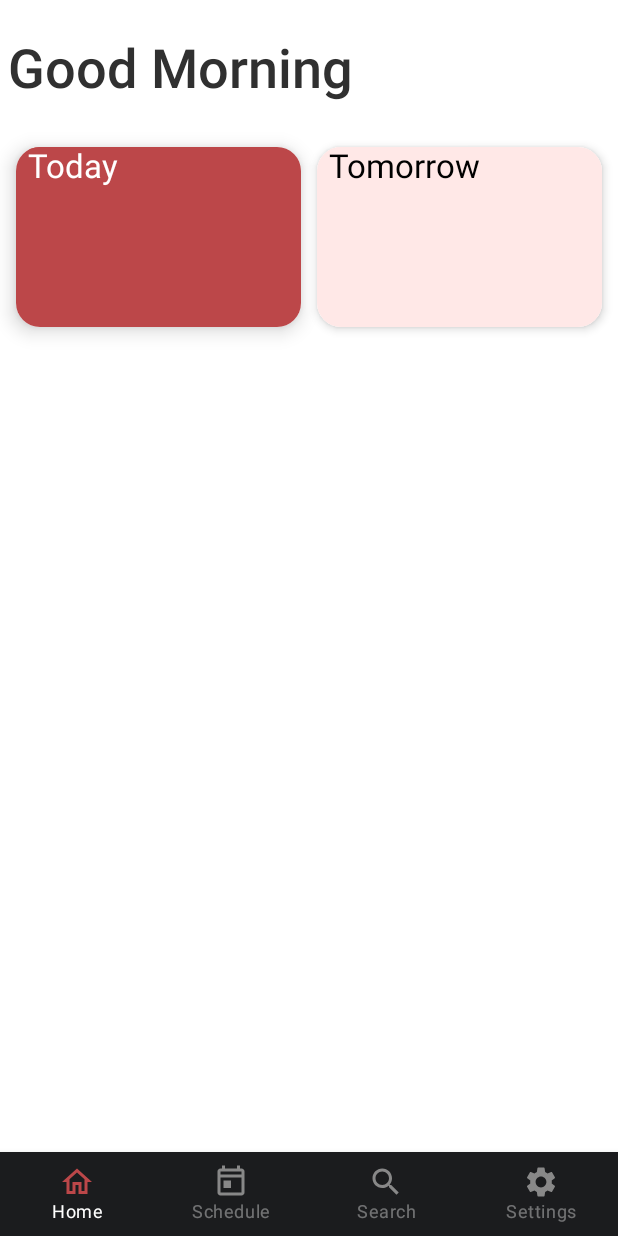
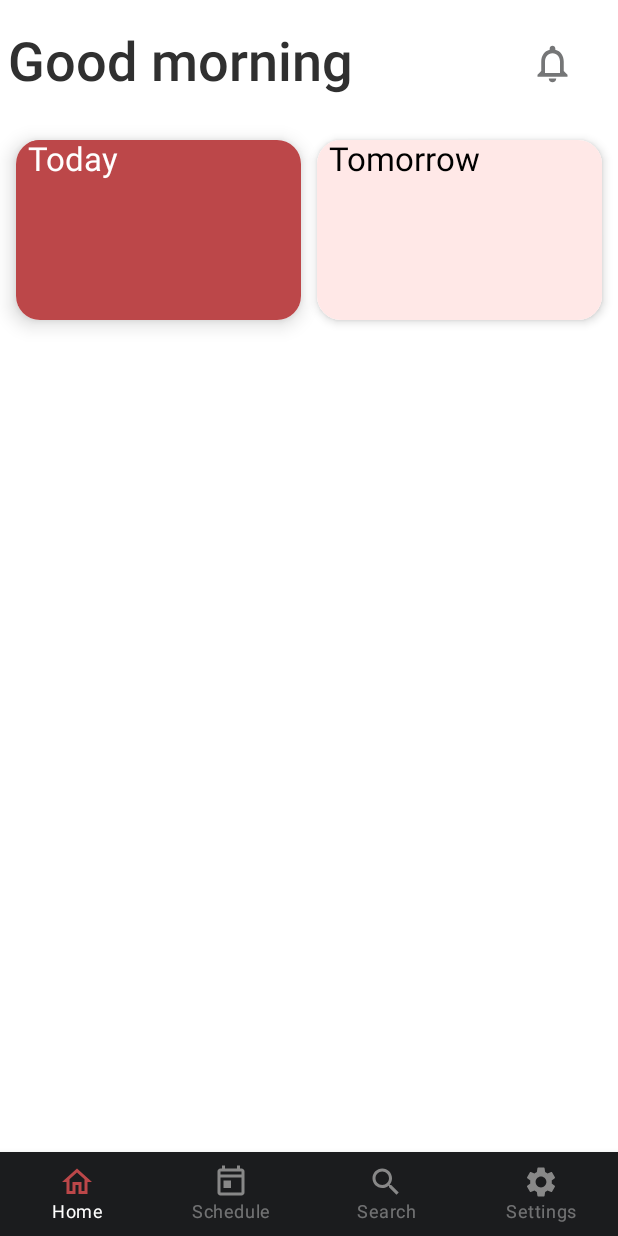
Before and after one commit to GISSIAH/Blackout-v2, an Android app built with Jetpack Compose: the MainActivity screen opened directly, with no data from a screen before it, on a phone screen of 412 x 824 dp. Run offline under Robolectric (Android 15) with nearby library versions, the phone set to English and light mode, and no system bars; our stand-ins replace accompanist; 1 statement that could not run was skipped.

```diff
--- a/app/src/main/java/com/example/bottomnavbardemo/BottomNavGraph.kt
+++ b/app/src/main/java/com/example/bottomnavbardemo/BottomNavGraph.kt
@@ -4,11 +4,8 @@ import androidx.compose.runtime.Composable
 import androidx.navigation.NavHostController
 import androidx.navigation.compose.NavHost
 import androidx.navigation.compose.composable
-import com.example.bottomnavbardemo.screens.FullScreen
-import com.example.bottomnavbardemo.screens.HomeScreen
-
-import com.example.bottomnavbardemo.screens.MapScreen
-import com.example.bottomnavbardemo.screens.SettingsScreen
+import com.example.bottomnavbardemo.navigation.AllScreens
+import com.example.bottomnavbardemo.screens.*
 
 @Composable
 fun BottomNavGraph(navController: NavHostController) {
@@ -17,7 +14,7 @@ fun BottomNavGraph(navController: NavHostController) {
         startDestination = BottomBarScreen.Home.route
     ) {
         composable(route = BottomBarScreen.Home.route) {
-            HomeScreen()
+            HomeScreen(navController)
         }
         composable(route = BottomBarScreen.Full.route) {
             FullScreen()
@@ -28,5 +25,9 @@ fun BottomNavGraph(navController: NavHostController) {
         composable(route = BottomBarScreen.Settings.route) {
             SettingsScreen()
         }
+        composable(route = AllScreens.Notifications.route) {
+            NotificationScreen(navController)
+        }
+
     }
 }
--- /dev/null
+++ b/app/src/main/java/com/example/bottomnavbardemo/navigation/AllScreens.kt
@@ -0,0 +1,6 @@
+package com.example.bottomnavbardemo.navigation
+
+sealed class AllScreens(val route:String){
+    object Home:AllScreens(route="home")
+    object Notifications:AllScreens(route="notifications")
+}
--- a/app/src/main/java/com/example/bottomnavbardemo/screens/Home.kt
+++ b/app/src/main/java/com/example/bottomnavbardemo/screens/Home.kt
@@ -2,6 +2,7 @@ package com.example.bottomnavbardemo.screens
 
 import android.content.ContentValues.TAG
 import android.content.Context
+import android.content.Intent
 import android.preference.PreferenceManager
 import android.provider.Settings.Global.getString
 import android.util.Log
@@ -14,21 +15,30 @@ import androidx.compose.foundation.lazy.items
 import androidx.compose.foundation.shape.CornerSize
 import androidx.compose.foundation.shape.RoundedCornerShape
 import androidx.compose.material.*
+import androidx.compose.material.icons.Icons
+import androidx.compose.material.icons.outlined.Notifications
+import androidx.compose.material.icons.outlined.Search
 import androidx.compose.runtime.*
 import androidx.compose.runtime.snapshots.SnapshotStateList
 import androidx.compose.ui.Alignment
 import androidx.compose.ui.Modifier
+import androidx.compose.ui.draw.alpha
 import androidx.compose.ui.geometry.Offset
 import androidx.compose.ui.graphics.Brush
 import androidx.compose.ui.graphics.Color
 import androidx.compose.ui.platform.LocalContext
 import androidx.compose.ui.tooling.preview.Preview
 import androidx.compose.ui.unit.dp
+import androidx.core.content.ContextCompat.startActivity
 import androidx.lifecycle.ViewModel
 import androidx.lifecycle.viewModelScope
+import androidx.navigation.NavController
+import com.example.bottomnavbardemo.MainActivity
 import com.example.bottomnavbardemo.R
 import com.example.bottomnavbardemo.api.ServiceBuilder
 import com.example.bottomnavbardemo.models.blackoutModel
+import com.example.bottomnavbardemo.navigation.AllScreens
+import com.example.bottomnavbardemo.ui.theme.Gray900
 import com.example.bottomnavbardemo.ui.theme.Red
 import com.example.bottomnavbardemo.ui.theme.ShimmerColorShades
 import com.example.bottomnavbardemo.ui.theme.lightRed
@@ -48,31 +58,44 @@ fun getToken(){
 
 }
 @Composable
-    fun HomeScreen() {
+    fun HomeScreen(
+    navController: NavController
+
+    ) {
         Box(
             modifier = Modifier
                 .fillMaxSize()
         ) {
-            TopSection()
+            TopSection(navController)
         }
     }
     @Composable
     @Preview
     fun HomeScreenPreview() {
-        TopSection()
+
     }
     @Composable
-    fun TopSection(){
+    fun TopSection(navController: NavController){
         val context = LocalContext.current
         val group =  getGroupName(context)
 
         if (group != null) {
-            Column(modifier = Modifier.padding(vertical = 20.dp)){
+            Column(modifier = Modifier.padding(vertical = 15.dp).fillMaxWidth()){
                 val textPaddingModifier  = Modifier.padding(5.dp)
-                Text(text = getGreeting(),
-                    modifier = textPaddingModifier,
-                    style= MaterialTheme.typography.h1
-                )
+                Row(modifier = Modifier.fillMaxWidth(),horizontalArrangement = Arrangement.SpaceBetween,verticalAlignment = Alignment.CenterVertically) {
+                    Text(text = getGreeting(),
+                        modifier = textPaddingModifier,
+                        style= MaterialTheme.typography.h1
+                    )
+                    IconButton(
+                        modifier=Modifier.alpha(ContentAlpha.medium).padding(horizontal = 20.dp),
+                        onClick = {
+                            navController.navigate(route = AllScreens.Notifications.route)
+                        }) {
+                        Icon(modifier = Modifier.size(30.dp),imageVector = Icons.Outlined.Notifications,contentDescription = "Notification Icon",tint= Gray900)
+                    }
+                }
+
 
                 Row(modifier = Modifier
                     .fillMaxWidth(5f)
@@ -234,7 +257,6 @@ class TomorrowBlackoutModel(group:String,context:Context) : ViewModel() {
             .launch {
                 val calendar: Calendar = Calendar.getInstance()
                 val day: Int = calendar.get(Calendar.DAY_OF_WEEK)-1
-                Toast.makeText(context, day.toString() , Toast.LENGTH_SHORT).show()
                 val requestCall : Call<DayGroupSchedule>? = ServiceBuilder.api.getDayGroupSchedule(day,group.uppercase())
                 if (requestCall != null) {
                     requestCall.enqueue(object: Callback<DayGroupSchedule> {
@@ -244,7 +266,6 @@ class TomorrowBlackoutModel(group:String,context:Context) : ViewModel() {
                         ) {
 
                             val blackoutTime = response.body()?.time
-                            Toast.makeText(context, response.body().toString() , Toast.LENGTH_SHORT).show()
                             if (blackoutTime != null) {
                                 blackoutCards.clear()
                                 blackoutCards.addAll(blackoutTime.times)
@@ -264,15 +285,15 @@ fun getGreeting():String{
     val now: LocalTime = LocalTime.now()
 
     if(now.hour in 6..12){
-        return "Good Morning"
+        return "Good morning"
     }
     else if(now.hour in 12..18){
-        return "Good Afternoon"
+        return "Good afternoon"
     }
     else if(now.hour in 18..23){
-        return "Good Evening"
+        return "Good evening"
     }
-    return "Welcome Back"
+    return "Welcome back"
 }
 fun getGroupName(context: Context): String? {
     val sharedPreferences = PreferenceManager.getDefaultSharedPreferences(context)
--- a/app/src/main/java/com/example/bottomnavbardemo/screens/Welcome.kt
+++ b/app/src/main/java/com/example/bottomnavbardemo/screens/Welcome.kt
@@ -14,20 +14,17 @@ import android.widget.ProgressBar
 import android.widget.Toast
 import androidx.activity.ComponentActivity
 import androidx.activity.compose.setContent
-import androidx.compose.foundation.background
 import androidx.compose.foundation.layout.*
 import androidx.compose.material.*
 import androidx.compose.runtime.Composable
 import androidx.compose.ui.Alignment
 import androidx.compose.ui.Modifier
-import androidx.compose.ui.graphics.Color
 import androidx.compose.ui.graphics.Color.Companion.White
 import androidx.compose.ui.platform.LocalContext
 import androidx.compose.ui.text.style.TextAlign
 import androidx.compose.ui.tooling.preview.Preview
 import androidx.compose.ui.unit.dp
 import androidx.core.app.ActivityCompat
-import androidx.core.content.ContextCompat.startActivity
 import com.example.bottomnavbardemo.MainActivity
 import com.example.bottomnavbardemo.api.ServiceBuilder
 import com.example.bottomnavbardemo.screens.ui.theme.BottomNavBarDemoTheme
```
Also changed, not shown: app/build.gradle (+9 -0 lines), app/src/main/AndroidManifest.xml (+7 -0 lines), app/src/main/java/com/example/bottomnavbardemo/MainActivity.kt (+1 -13 lines), app/src/main/java/com/example/bottomnavbardemo/MyFirebaseMessagingService.kt (+19 -56 lines), app/src/main/java/com/example/bottomnavbardemo/database/AppDatabase.kt (added, +41 -0 lines), app/src/main/java/com/example/bottomnavbardemo/database/NotificationDAO.kt (added, +23 -0 lines), app/src/main/java/com/example/bottomnavbardemo/models/notification.kt (added, +14 -0 lines), app/src/main/java/com/example/bottomnavbardemo/screens/Notifications.kt (added, +98 -0 lines).
